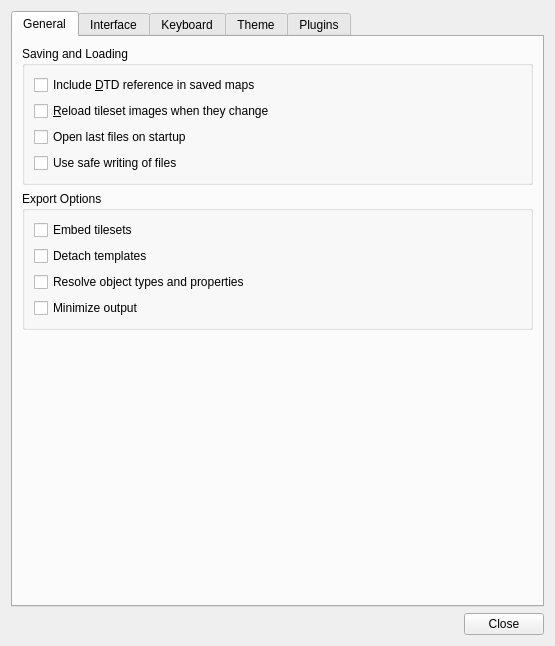
Qt form src/tiled/preferencesdialog.ui (mapeditor/tiled) before a commit.
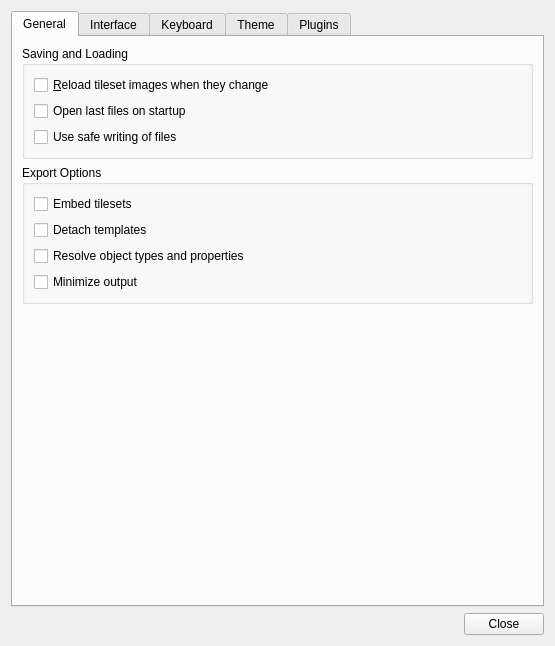
The same form after that commit. Custom widgets are drawn as their Qt base class.

Commit message:
Removed option to include a DTD in the saved files
It's been off by default since years and I think there is no point in
turning it on, especially since there isn't even an updated DTD.

Patch:
```diff
--- a/src/tiled/preferencesdialog.ui
+++ b/src/tiled/preferencesdialog.ui
@@ -33,40 +33,30 @@
           <string>Saving and Loading</string>
          </property>
          <layout class="QGridLayout" name="gridLayout">
-          <item row="0" column="0" colspan="2">
-           <widget class="QCheckBox" name="enableDtd">
+          <item row="2" column="0">
+           <widget class="QCheckBox" name="safeSaving">
             <property name="toolTip">
              <string>Not enabled by default since a reference to an external DTD is known to cause problems with some XML parsers.</string>
             </property>
             <property name="text">
-             <string>Include &amp;DTD reference in saved maps</string>
+             <string>Use safe writing of files</string>
             </property>
            </widget>
           </item>
-          <item row="2" column="0">
+          <item row="1" column="0">
            <widget class="QCheckBox" name="openLastFiles">
             <property name="text">
              <string>Open last files on startup</string>
             </property>
            </widget>
           </item>
-          <item row="1" column="0" colspan="2">
+          <item row="0" column="0" colspan="2">
            <widget class="QCheckBox" name="reloadTilesetImages">
             <property name="text">
              <string>&amp;Reload tileset images when they change</string>
             </property>
            </widget>
           </item>
-          <item row="3" column="0">
-           <widget class="QCheckBox" name="safeSaving">
-            <property name="toolTip">
-             <string>Turn this off if you're having trouble saving your files.</string>
-            </property>
-            <property name="text">
-             <string>Use safe writing of files</string>
-            </property>
-           </widget>
-          </item>
          </layout>
         </widget>
        </item>
```
Left out of the diff: 3 changed lines with no effect on the pictures. The commit also changes 4 other files.
